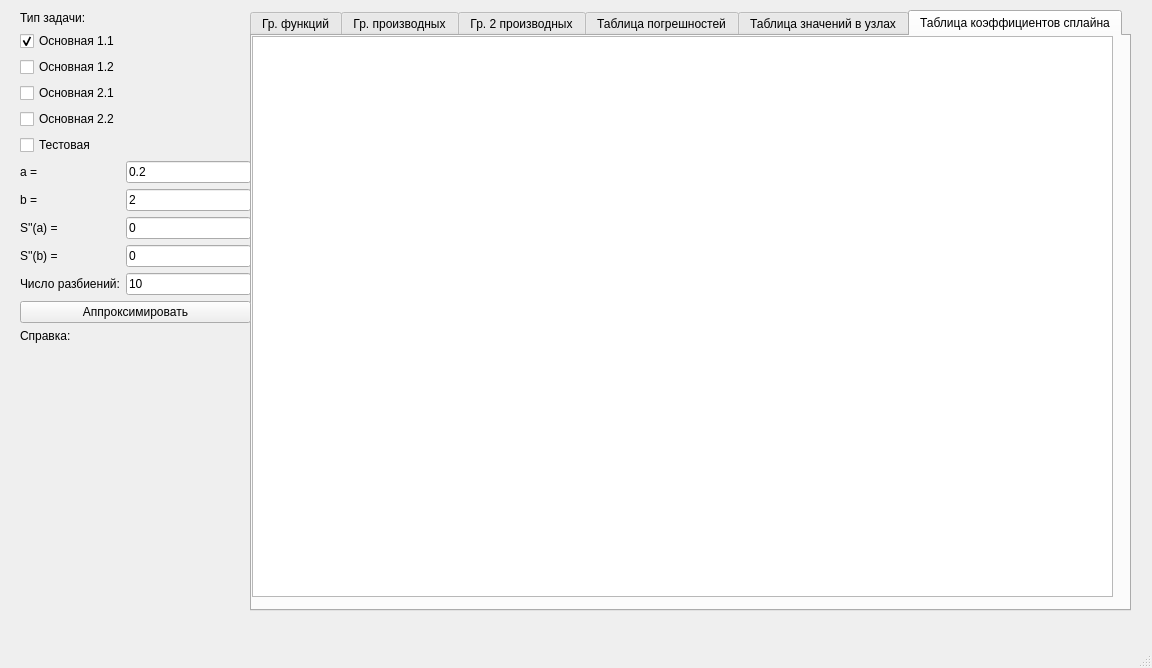
Above: ui/design.ui from lesnikowka/LabSpline before the change. Below: the same form after it.
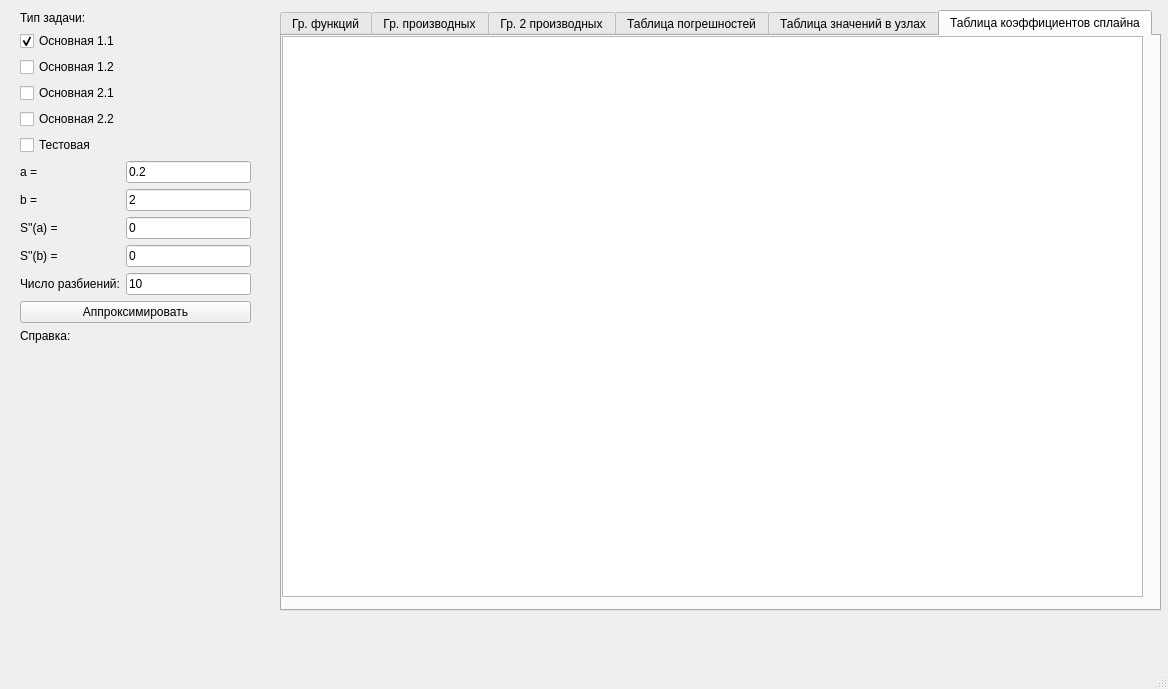
That is the form after the change.

Diff of the .ui file:
```diff
--- a/ui/design.ui
+++ b/ui/design.ui
@@ -6,8 +6,8 @@
    <rect>
     <x>0</x>
     <y>0</y>
-    <width>1152</width>
-    <height>668</height>
+    <width>1168</width>
+    <height>689</height>
    </rect>
   </property>
   <property name="windowTitle">
@@ -17,7 +17,7 @@
    <widget class="QTabWidget" name="splineCoefTab">
     <property name="geometry">
      <rect>
-      <x>250</x>
+      <x>280</x>
       <y>10</y>
       <width>881</width>
       <height>601</height>
@@ -138,7 +138,7 @@
       <x>20</x>
       <y>11</y>
       <width>231</width>
-      <height>601</height>
+      <height>621</height>
      </rect>
     </property>
     <layout class="QVBoxLayout" name="verticalLayout">
```
Left out of the diff: 2 changed lines with no effect on the pictures.
